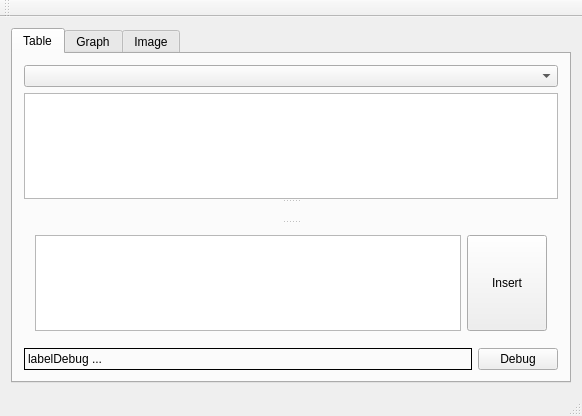
First picture: the form in DaricLib/MainWindow.ui, repository daamcat/Daric, before the edit.
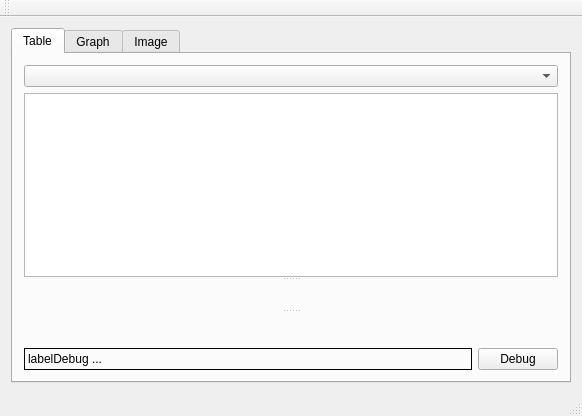
Second picture: the form after the edit. Custom widgets are drawn as their Qt base class.

Diff of the .ui file:
```diff
--- a/DaricLib/MainWindow.ui
+++ b/DaricLib/MainWindow.ui
@@ -53,68 +53,8 @@
             <bool>false</bool>
            </attribute>
           </widget>
-          <widget class="NewRecordWidget" name="widget" native="true"/>
-          <widget class="QWidget" name="">
-           <layout class="QHBoxLayout" name="horizontalLayoutNewRecord">
-            <item>
-             <widget class="TableWidget" name="tableWidgetNewRecord">
-              <property name="sizePolicy">
-               <sizepolicy hsizetype="Expanding" vsizetype="Preferred">
-                <horstretch>0</horstretch>
-                <verstretch>0</verstretch>
-               </sizepolicy>
-              </property>
-              <property name="maximumSize">
-               <size>
-                <width>16777215</width>
-                <height>16777215</height>
-               </size>
-              </property>
-              <property name="verticalScrollBarPolicy">
-               <enum>Qt::ScrollBarAlwaysOff</enum>
-              </property>
-              <property name="horizontalScrollBarPolicy">
-               <enum>Qt::ScrollBarAlwaysOff</enum>
-              </property>
-              <property name="selectionMode">
-               <enum>QAbstractItemView::NoSelection</enum>
-              </property>
-              <property name="rowCount">
-               <number>1</number>
-              </property>
-              <attribute name="horizontalHeaderVisible">
-               <bool>false</bool>
-              </attribute>
-              <attribute name="horizontalHeaderHighlightSections">
-               <bool>true</bool>
-              </attribute>
-              <attribute name="verticalHeaderVisible">
-               <bool>false</bool>
-              </attribute>
-              <row/>
-             </widget>
-            </item>
-            <item>
-             <widget class="PushButtonRecordEdit" name="pushButton">
-              <property name="sizePolicy">
-               <sizepolicy hsizetype="Minimum" vsizetype="Preferred">
-                <horstretch>0</horstretch>
-                <verstretch>0</verstretch>
-               </sizepolicy>
-              </property>
-              <property name="maximumSize">
-               <size>
-                <width>16777215</width>
-                <height>16777215</height>
-               </size>
-              </property>
-              <property name="text">
-               <string>Insert</string>
-              </property>
-             </widget>
-            </item>
-           </layout>
-          </widget>
+          <widget class="TableEditForm" name="tableEditForm" native="true"/>
+          <widget class="CostEntryForm" name="costEntryForm" native="true"/>
          </widget>
         </item>
         <item>
@@ -211,25 +151,21 @@
    <extends>QGraphicsView</extends>
    <header>GraphicsView.h</header>
   </customwidget>
-  <customwidget>
-   <class>TableWidget</class>
-   <extends>QTableWidget</extends>
-   <header>TableWidget.h</header>
-  </customwidget>
   <customwidget>
    <class>TableView</class>
    <extends>QTableView</extends>
    <header>TableView.h</header>
   </customwidget>
   <customwidget>
-   <class>PushButtonRecordEdit</class>
-   <extends>QPushButton</extends>
-   <header>PushButtonRecordEdit.h</header>
+   <class>TableEditForm</class>
+   <extends>QWidget</extends>
+   <header>TableEditForm.h</header>
+   <container>1</container>
   </customwidget>
   <customwidget>
-   <class>NewRecordWidget</class>
+   <class>CostEntryForm</class>
    <extends>QWidget</extends>
-   <header>NewRecordWidget.h</header>
+   <header location="global">CostEntryForm.h</header>
    <container>1</container>
   </customwidget>
  </customwidgets>
```
